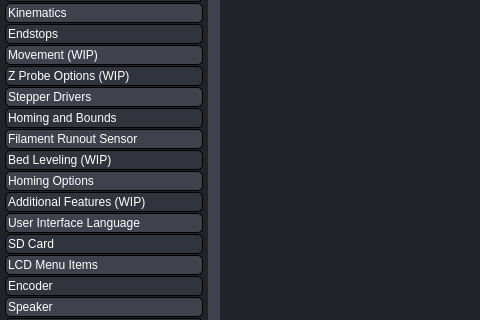
Old version of the form gui/MainWindow.ui in the repository SimonBuxx/iloop-marlin-configurator; both pictures show x 0 to 480 and y 183 to 503 of the 1280 by 800 pixel window.
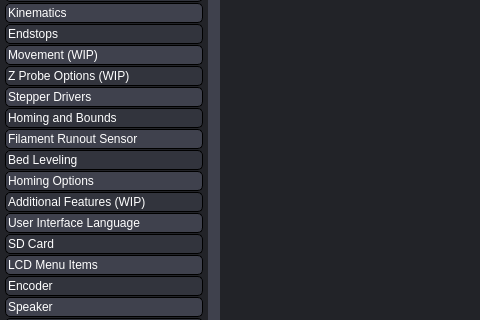
New version of the form. Icons and pictures are not drawn. Custom widgets are drawn as their Qt base class.

Commit message: Finished implementation of bed leveling page

```diff
--- a/gui/MainWindow.ui
+++ b/gui/MainWindow.ui
@@ -2524,7 +2524,7 @@
 }</string>
            </property>
            <property name="text">
-            <string>Bed Leveling (WIP)</string>
+            <string>Bed Leveling</string>
            </property>
            <property name="icon">
             <iconset>
```
The commit also changes 7 other files.
